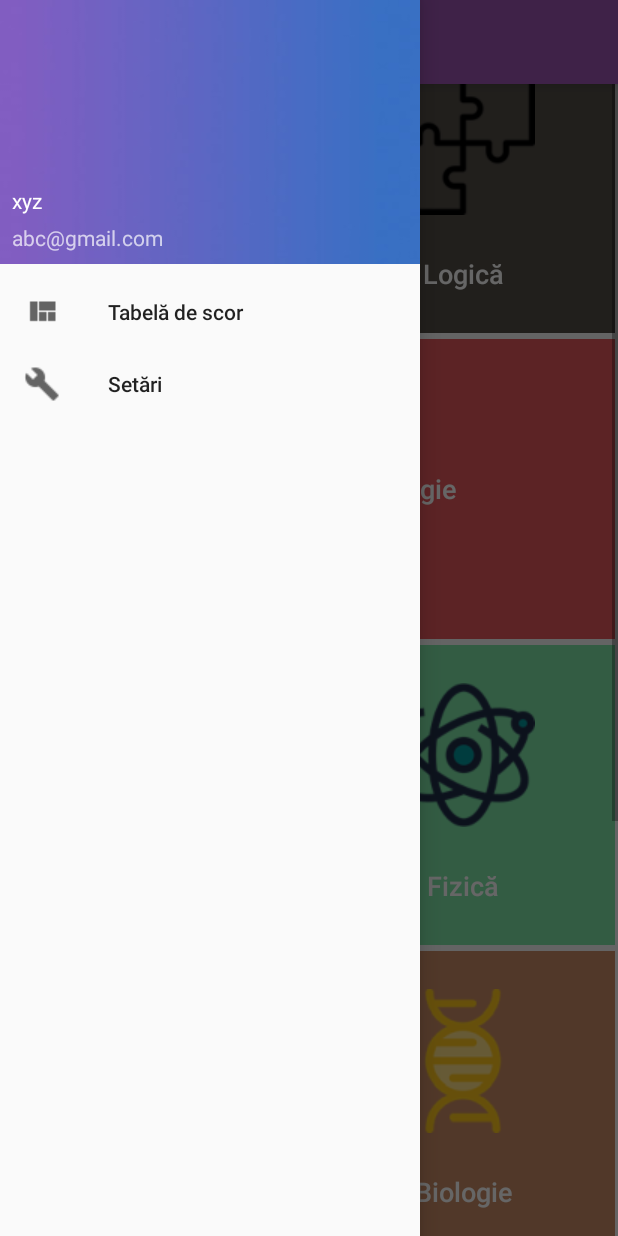
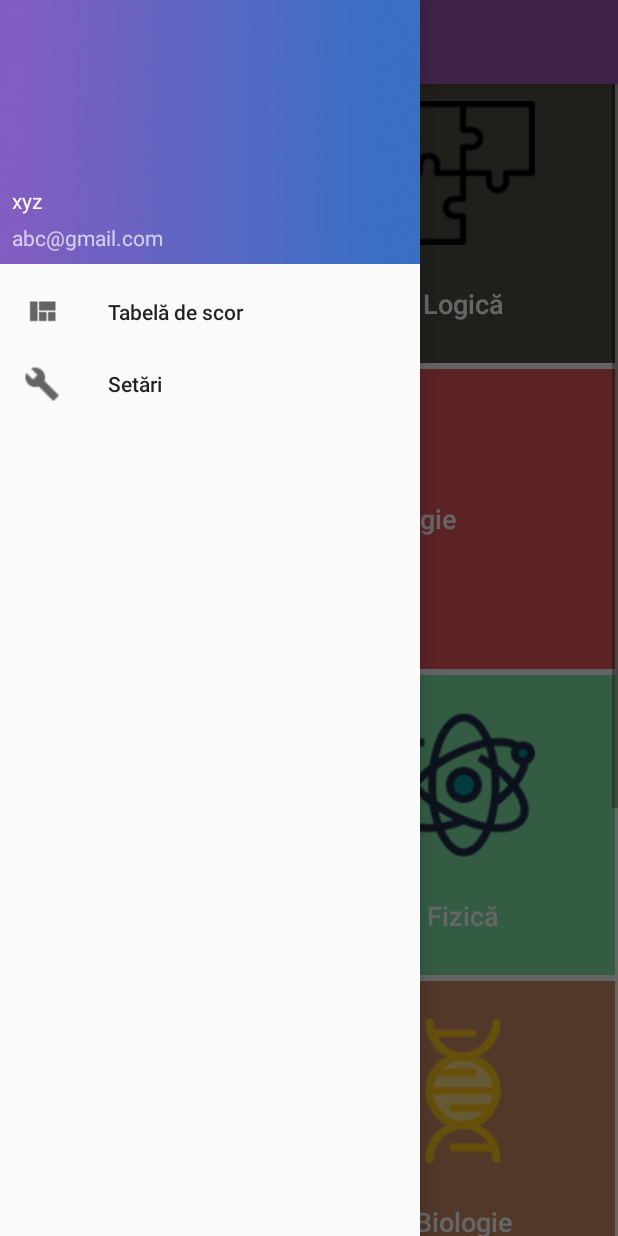
Before and after one commit to SimonaMihaiM/Liceum, an Android app: the Navigation screen opened directly, with no data from a screen before it, with the side drawer open, on a phone screen of 412 x 824 dp. Run offline under Robolectric (Android 15) with nearby library versions, the phone set to English and light mode, and no system bars.

Commit message:
Fix category screen top margin

```diff
--- a/app/src/main/res/layout/navigation_content.xml
+++ b/app/src/main/res/layout/navigation_content.xml
@@ -1,17 +1,17 @@
 <?xml version="1.0" encoding="utf-8"?>
 <ScrollView xmlns:android="http://schemas.android.com/apk/res/android"
     xmlns:app="http://schemas.android.com/apk/res-auto"
+    xmlns:tools="http://schemas.android.com/tools"
     android:layout_width="match_parent"
     android:layout_height="match_parent"
-    xmlns:tools="http://schemas.android.com/tools"
     app:layout_behavior="@string/appbar_scrolling_view_behavior"
     tools:context="ro.raduca.liceum.Navigation">
 
     <LinearLayout
         android:layout_width="match_parent"
         android:layout_height="wrap_content"
-        android:orientation="vertical"
-        android:layout_marginTop="20dp">
+        android:layout_marginTop="40dp"
+        android:orientation="vertical">
 
         <LinearLayout
             android:layout_width="match_parent"
@@ -20,33 +20,33 @@
 
             <Button
                 android:id="@+id/b1"
+                style="?android:attr/buttonBarButtonStyle"
                 android:layout_width="0dp"
-                android:layout_weight="1"
                 android:layout_height="200dp"
                 android:layout_margin="2dp"
+                android:layout_weight="1"
                 android:background="#f0eb79"
                 android:drawableTop="@drawable/pc"
                 android:paddingTop="25dp"
                 android:text="@string/computer"
                 android:textAllCaps="false"
                 android:textColor="#2f2e2e"
-                android:textSize="18sp"
-                style="?android:attr/buttonBarButtonStyle"/>
+                android:textSize="18sp" />
 
             <Button
                 android:id="@+id/b2"
+                style="?android:attr/buttonBarButtonStyle"
                 android:layout_width="0dp"
-                android:layout_weight="1"
                 android:layout_height="200dp"
                 android:layout_margin="2dp"
+                android:layout_weight="1"
                 android:background="#524d47"
                 android:drawableTop="@drawable/sport"
                 android:paddingTop="25dp"
                 android:text="@string/sports"
                 android:textAllCaps="false"
                 android:textColor="#ffffff"
-                android:textSize="18sp"
-                style="?android:attr/buttonBarButtonStyle"/>
+                android:textSize="18sp" />
         </LinearLayout>
 
         <LinearLayout
@@ -56,20 +56,20 @@
 
             <Button
                 android:id="@+id/b3"
+                style="?android:attr/buttonBarButtonStyle"
                 android:layout_width="0dp"
-                android:layout_weight="1"
                 android:layout_height="200dp"
                 android:layout_margin="2dp"
+                android:layout_weight="1"
                 android:background="#e7595d"
                 android:drawableStart="@drawable/invention"
                 android:foreground="?attr/selectableItemBackground"
+                android:paddingStart="45dp"
                 android:text="@string/inventions"
                 android:textAllCaps="false"
                 android:textColor="#fff"
                 android:textSize="18sp"
-                android:paddingStart="45dp"
-                tools:ignore="RtlSymmetry"
-                style="?android:attr/buttonBarButtonStyle"/>
+                tools:ignore="RtlSymmetry" />
         </LinearLayout>
 
         <LinearLayout
@@ -79,10 +79,11 @@
 
             <Button
                 android:id="@+id/b4"
+                style="?android:attr/buttonBarButtonStyle"
                 android:layout_width="0dp"
-                android:layout_weight="1"
                 android:layout_height="200dp"
                 android:layout_margin="2dp"
+                android:layout_weight="1"
                 android:background="#a084d1"
                 android:drawableTop="@drawable/generalk"
                 android:foreground="?attr/selectableItemBackground"
@@ -90,15 +91,15 @@
                 android:text="@string/general_knowledge"
                 android:textAllCaps="false"
                 android:textColor="#fff"
-                android:textSize="18sp"
-                style="?android:attr/buttonBarButtonStyle"/>
+                android:textSize="18sp" />
 
             <Button
                 android:id="@+id/b5"
+                style="?android:attr/buttonBarButtonStyle"
                 android:layout_width="0dp"
-                android:layout_weight="1"
                 android:layout_height="200dp"
                 android:layout_margin="2dp"
+                android:layout_weight="1"
                 android:background="#80e7a9"
                 android:drawableTop="@drawable/science"
                 android:foreground="?attr/selectableItemBackground"
@@ -106,8 +107,7 @@
                 android:text="@string/science"
                 android:textAllCaps="false"
                 android:textColor="#fff"
-                android:textSize="18sp"
-                style="?android:attr/buttonBarButtonStyle"/>
+                android:textSize="18sp" />
         </LinearLayout>
 
         <LinearLayout
@@ -133,10 +133,11 @@
 
             <Button
                 android:id="@+id/b7"
+                style="?android:attr/buttonBarButtonStyle"
                 android:layout_width="0dp"
-                android:layout_weight="1"
                 android:layout_height="200dp"
                 android:layout_margin="2dp"
+                android:layout_weight="1"
                 android:background="#cc8d66"
                 android:drawableTop="@drawable/books"
                 android:foreground="?attr/selectableItemBackground"
@@ -144,8 +145,7 @@
                 android:text="@string/books"
                 android:textAllCaps="false"
                 android:textColor="#fff"
-                android:textSize="18sp"
-                style="?android:attr/buttonBarButtonStyle"/>
+                android:textSize="18sp" />
         </LinearLayout>
 
 
@@ -156,20 +156,20 @@
 
             <Button
                 android:id="@+id/b8"
+                style="?android:attr/buttonBarButtonStyle"
                 android:layout_width="0dp"
-                android:layout_weight="1"
                 android:layout_height="200dp"
                 android:layout_margin="2dp"
+                android:layout_weight="1"
                 android:background="#63c28c"
                 android:drawableStart="@drawable/maths"
                 android:foreground="?attr/selectableItemBackground"
                 android:paddingStart="35dp"
-                tools:ignore="RtlSymmetry"
                 android:text="@string/mathematics"
                 android:textAllCaps="false"
                 android:textColor="#fff"
                 android:textSize="18sp"
-                style="?android:attr/buttonBarButtonStyle"/>
+                tools:ignore="RtlSymmetry" />
         </LinearLayout>
 
         <LinearLayout
```
